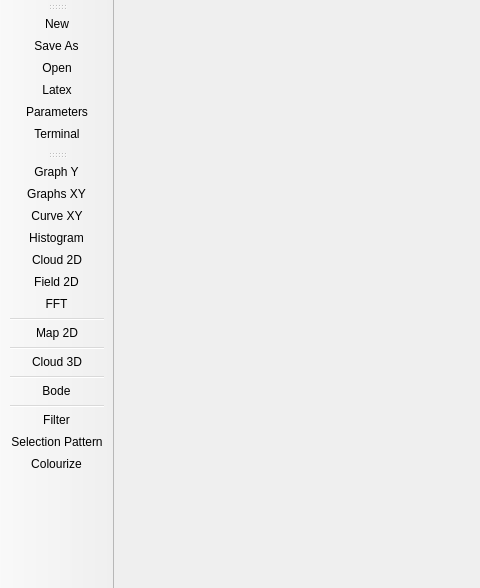
Before: the Qt Designer form mainwindow.ui in gobelin88/graphy, drawn with Qt 5; both pictures show x 0 to 480 and y 0 to 588 of the 1016 by 805 pixel window.
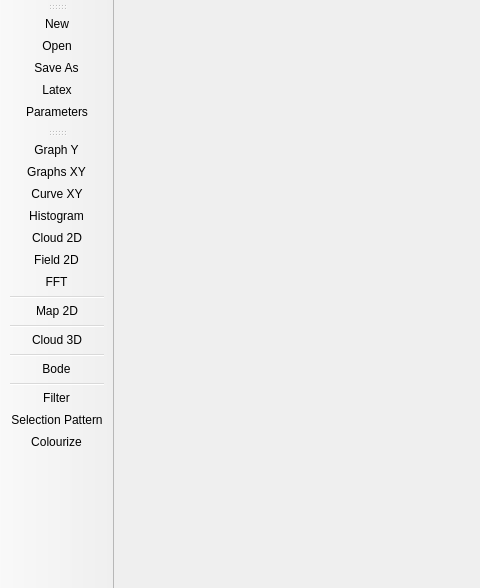
After: the same form once the commit is applied. Icons and pictures are not drawn.

Patch:
```diff
--- a/mainwindow.ui
+++ b/mainwindow.ui
@@ -41,11 +41,10 @@
     <bool>false</bool>
    </attribute>
    <addaction name="actionNew"/>
-   <addaction name="actionSaveAs"/>
    <addaction name="actionOpen"/>
+   <addaction name="actionSaveAs"/>
    <addaction name="actionExport"/>
    <addaction name="actionParameters"/>
-   <addaction name="actionTerminal"/>
   </widget>
   <widget class="QToolBar" name="toolbar_graph">
    <property name="windowTitle">
```
Left out of the diff: 4 changed lines with no effect on the pictures.
